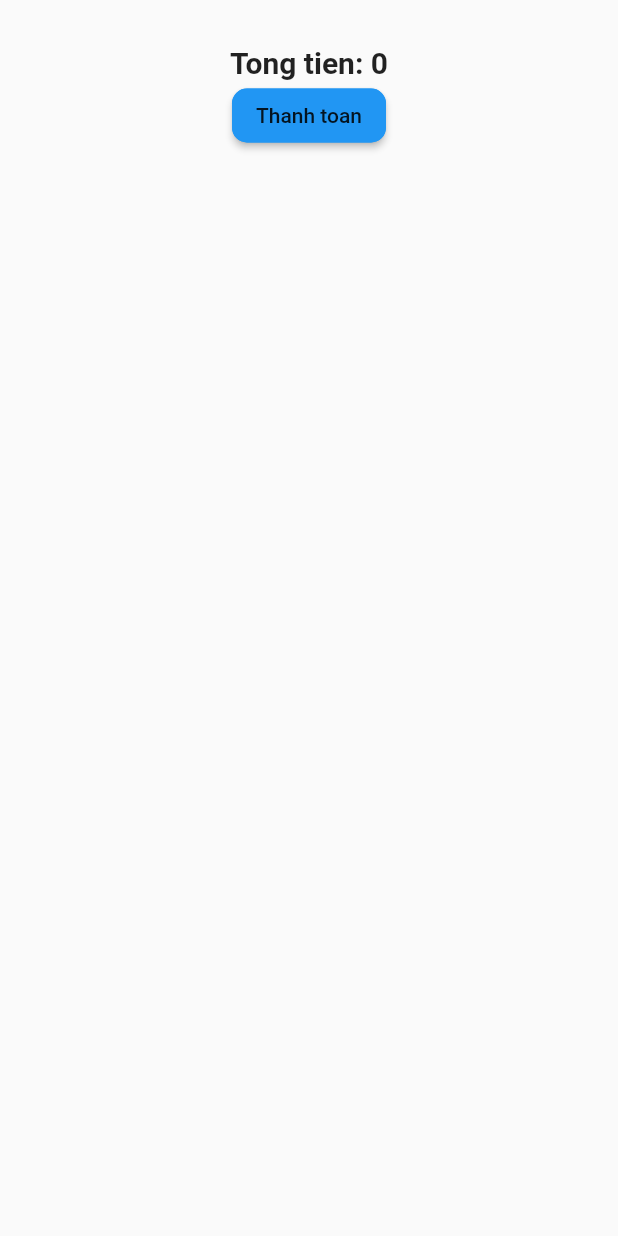
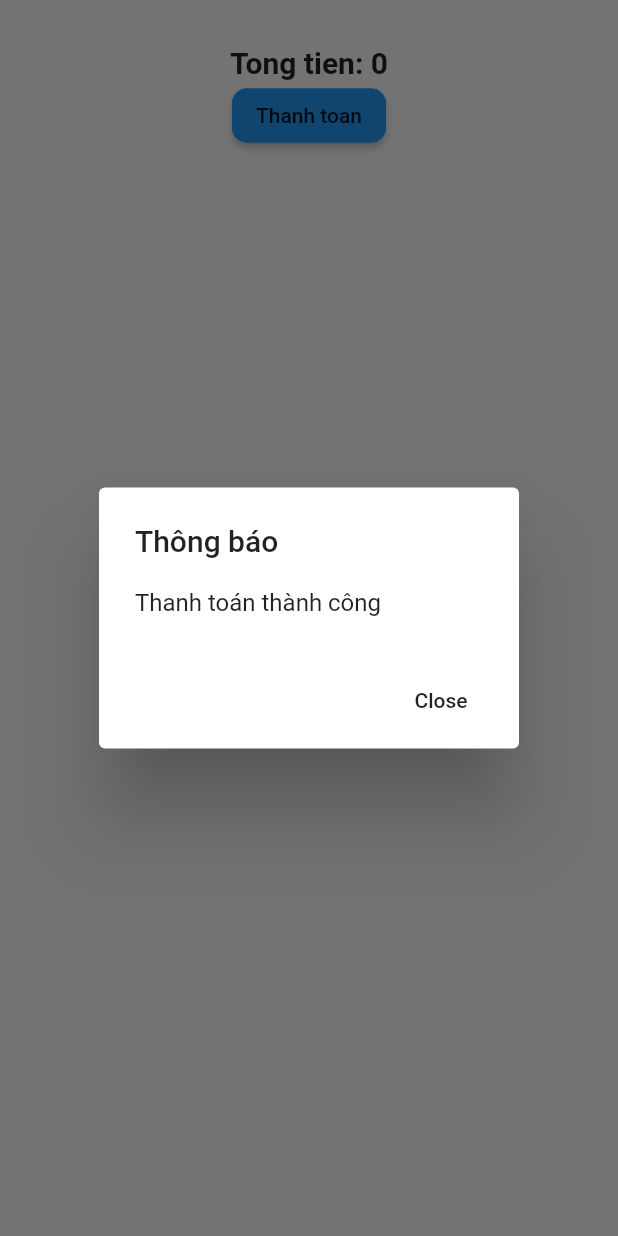
Before and after one commit to Souvenirrr/Movie_app_techmaster, a Flutter app: what calTotalPrice() shows on an empty page, opened directly, after a tap on "Thanh toan", on a phone screen of 412 x 824 dp. Run offline on Flutter 3.47's test engine with Material 2 defaults, Android fonts, the phone set to English and light mode, and no system bars; our stand-ins replace flutter_swiper, shared_preferences, table_calendar, validators; missing offline and left inert: flutter_youtube; accounts and stored records are empty; network calls fail.

Commit message:
fix colors seat and cal money

```diff
--- a/lib/src/ui/seat_page.dart
+++ b/lib/src/ui/seat_page.dart
@@ -10,15 +10,21 @@ import 'package:provider/provider.dart';
 class Counter with ChangeNotifier {
   int _count = 0;
   int _totalPrice = 0;
-  int _price = 45000;
+  int _price = 80000;
+  int _myMoney = 150000;
 
   int get count => _count;
+
   int get totalPrice => _totalPrice;
+
+  int get myMoney => _myMoney;
+
   increment() {
     _count++;
     _totalPrice = _count * _price;
     notifyListeners();
   }
+
   decrement() {
     _count--;
     _totalPrice = _count * _price;
@@ -54,7 +60,9 @@ class _SeatPageState extends State<SeatPage> {
     super.initState();
     _fetchDataSeat();
   }
-  int count  = 0;
+
+  int count = 0;
+
   @override
   Widget build(BuildContext context) {
     return ChangeNotifierProvider<Counter>(
@@ -74,14 +82,14 @@ class _SeatPageState extends State<SeatPage> {
               children: <Widget>[
                 Container(
                   alignment: Alignment.topCenter,
-                  margin: EdgeInsets.only(top: 20.0),
+                  margin: EdgeInsets.only(top: 20.0, left: 30, right: 30),
                   padding: EdgeInsets.all(15.0),
                   decoration: BoxDecoration(
-                    color: Colors.orange,
+                    color: Colors.grey,
                     border: Border.all(color: Colors.black),
                     borderRadius: BorderRadius.circular(10),
                   ),
-                  child: Text("Screen"),
+                  child: Text("Screen", style: TextStyle(fontWeight: FontWeight.bold, fontSize: 18, color: Colors.white),),
                 ),
                 seatModel == null
                     ? Center(
@@ -100,7 +108,8 @@ class _SeatPageState extends State<SeatPage> {
                                 itemCount: seatModel.seatRows.length,
                                 itemBuilder: (context, index) {
                                   return Column(
-                              crossAxisAlignment: CrossAxisAlignment.center,
+                                    crossAxisAlignment:
+                                        CrossAxisAlignment.center,
                                     mainAxisAlignment: MainAxisAlignment.center,
                                     children: <Widget>[
                                       Wrap(
@@ -108,13 +117,16 @@ class _SeatPageState extends State<SeatPage> {
                                         spacing: 10.0,
                                         crossAxisAlignment:
                                             WrapCrossAlignment.center,
-                                  children: seatModel.seatRows[index].seats
+                                        children: seatModel
+                                            .seatRows[index].seats
                                             .map(
                                               (value) => Seat(
-                                        seatModel.seatRows[index].row +
+                                                  seatModel
+                                                          .seatRows[index].row +
                                                       value.number.toString(),
                                                   index,
-                                        value.seatStatus, count),
+                                                  value.seatStatus,
+                                                  count),
                                             )
                                             .toList(),
                                       ),
@@ -153,8 +165,7 @@ class calTotalPrice extends StatelessWidget {
           Container(
             child: Text(
               "Tong tien: " + counter.totalPrice.toString(),
-              style: TextStyle(
-                  fontSize: 20, fontWeight: FontWeight.bold),
+              style: TextStyle(fontSize: 20, fontWeight: FontWeight.bold),
             ),
           ),
           RaisedButton(
@@ -165,7 +176,43 @@ class calTotalPrice extends StatelessWidget {
             child: Text("Thanh toan"),
             color: Colors.blue,
             onPressed: () {
-              print("Thanh toan...");
+              if (counter.myMoney >= counter._totalPrice) {
+                showDialog(
+                  context: context,
+                  builder: (BuildContext context) {
+                    return AlertDialog(
+                      title: Text("Thông báo"),
+                      content: Text("Thanh toán thành công"),
+                      actions: <Widget>[
+                        FlatButton(
+                          child: Text("Close"),
+                          onPressed: () {
+                            Navigator.pushNamed(context, '/');
+                          },
+                        ),
+                      ],
+                    );
+                  },
+                );
+              } else {
+                showDialog(
+                  context: context,
+                  builder: (BuildContext context) {
+                    return AlertDialog(
+                      title: Text("Thông báo"),
+                      content: Text("Thanh toán không thành công"),
+                      actions: <Widget>[
+                        FlatButton(
+                          child: Text("Close"),
+                          onPressed: () {
+                            Navigator.of(context).pop();
+                          },
+                        ),
+                      ],
+                    );
+                  },
+                );
+              }
             },
           ),
         ],
```
Lines whose indentation alone changed are shown as unchanged.
